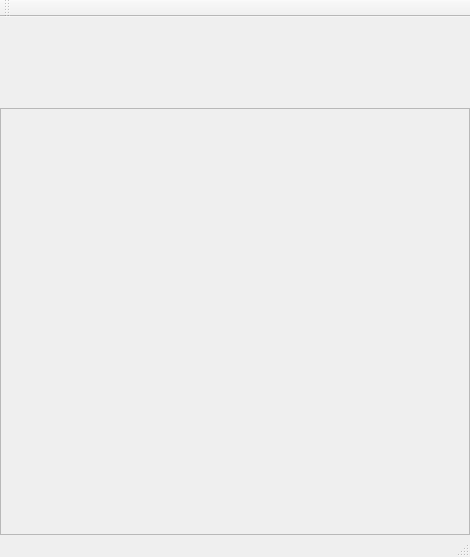
This is core/ui/MainWindow.ui in KROIA/CmakeLibCreator as Qt 5 draws it before an edit. The edited form follows.
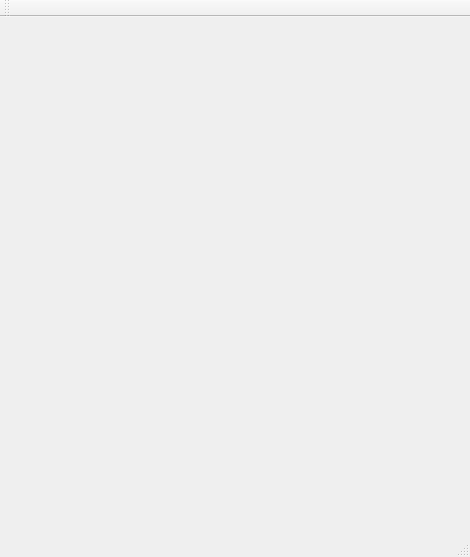
This is the edited form.

```diff
--- a/core/ui/MainWindow.ui
+++ b/core/ui/MainWindow.ui
@@ -14,7 +14,7 @@
    <string>MainWindow</string>
   </property>
   <widget class="QWidget" name="centralWidget">
-   <layout class="QVBoxLayout" name="verticalLayout" stretch="1,5">
+   <layout class="QVBoxLayout" name="verticalLayout" stretch="1">
     <property name="leftMargin">
      <number>0</number>
     </property>
@@ -43,16 +43,6 @@
       </property>
      </widget>
     </item>
-    <item>
-     <widget class="QFrame" name="main_frame">
-      <property name="frameShape">
-       <enum>QFrame::StyledPanel</enum>
-      </property>
-      <property name="frameShadow">
-       <enum>QFrame::Raised</enum>
-      </property>
-     </widget>
-    </item>
    </layout>
   </widget>
   <widget class="QMenuBar" name="menuBar">
```
Left out of the diff: 2 changed lines with no effect on the pictures.
